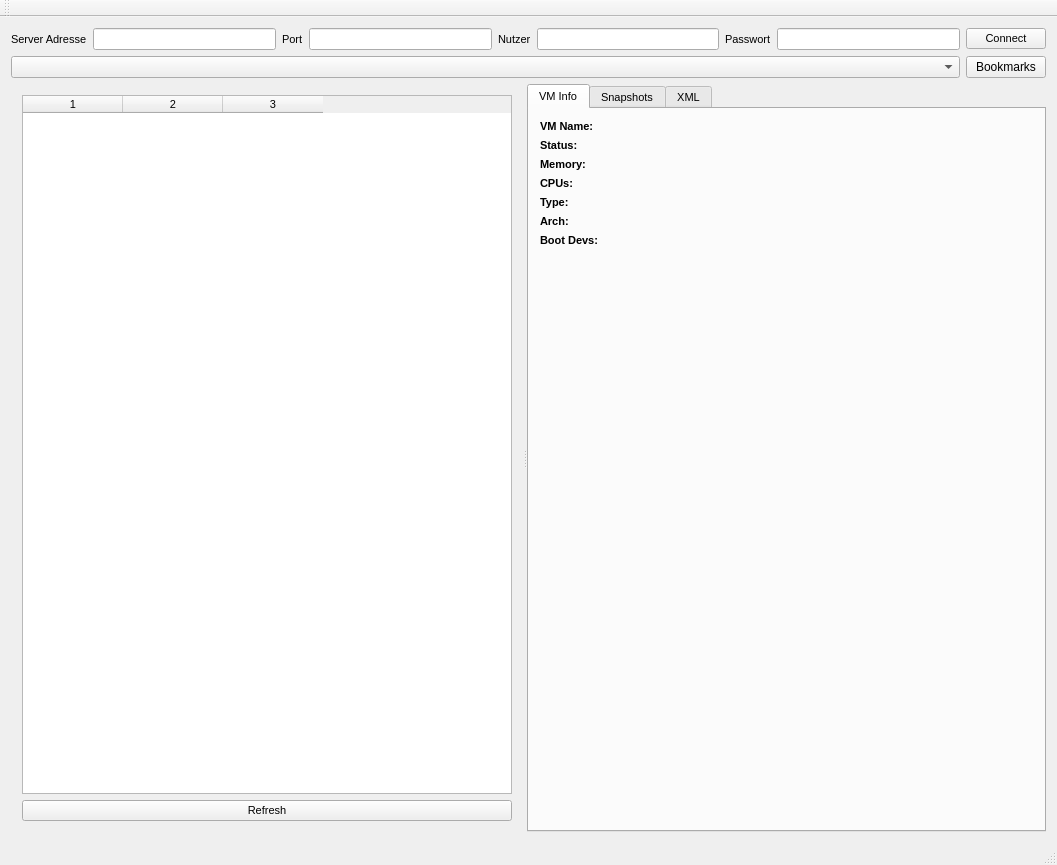
First picture: the form in virshgui.ui, repository SteveCharleston/virsh-gui, before the edit.
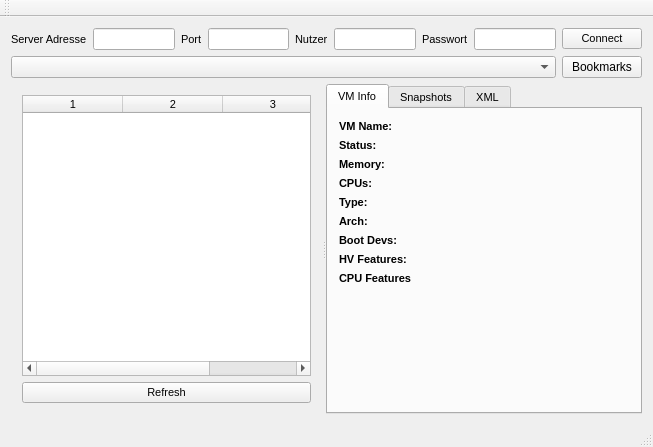
Second picture: the form after the edit.

What changed in the file:
```diff
--- a/virshgui.ui
+++ b/virshgui.ui
@@ -6,8 +6,8 @@
    <rect>
     <x>0</x>
     <y>0</y>
-    <width>1057</width>
-    <height>865</height>
+    <width>653</width>
+    <height>447</height>
    </rect>
   </property>
   <property name="windowTitle">
@@ -372,6 +372,46 @@
            </property>
           </widget>
          </item>
+         <item row="7" column="0">
+          <widget class="QLabel" name="label_4">
+           <property name="font">
+            <font>
+             <weight>75</weight>
+             <bold>true</bold>
+            </font>
+           </property>
+           <property name="text">
+            <string>HV Features:</string>
+           </property>
+          </widget>
+         </item>
+         <item row="7" column="1">
+          <widget class="QLabel" name="hvFeaturesLabel">
+           <property name="text">
+            <string/>
+           </property>
+          </widget>
+         </item>
+         <item row="8" column="0">
+          <widget class="QLabel" name="label_9">
+           <property name="font">
+            <font>
+             <weight>75</weight>
+             <bold>true</bold>
+            </font>
+           </property>
+           <property name="text">
+            <string>CPU Features</string>
+           </property>
+          </widget>
+         </item>
+         <item row="8" column="1">
+          <widget class="QLabel" name="cpuFeaturesLabel">
+           <property name="text">
+            <string/>
+           </property>
+          </widget>
+         </item>
         </layout>
        </widget>
        <widget class="QWidget" name="snapshots">
```
Left out of the diff: 2 changed lines with no effect on the pictures.
